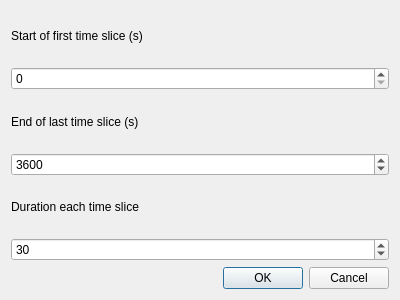
Before: the Qt Designer form refnx/reduce/_app/ui/event.ui in refnx/refnx, drawn with Qt 5.
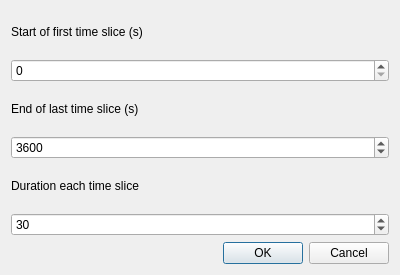
After: the same form once the commit is applied.

```diff
--- a/refnx/reduce/_app/ui/event.ui
+++ b/refnx/reduce/_app/ui/event.ui
@@ -10,7 +10,7 @@
     <x>0</x>
     <y>0</y>
     <width>400</width>
-    <height>300</height>
+    <height>275</height>
    </rect>
   </property>
   <property name="windowTitle">
```
